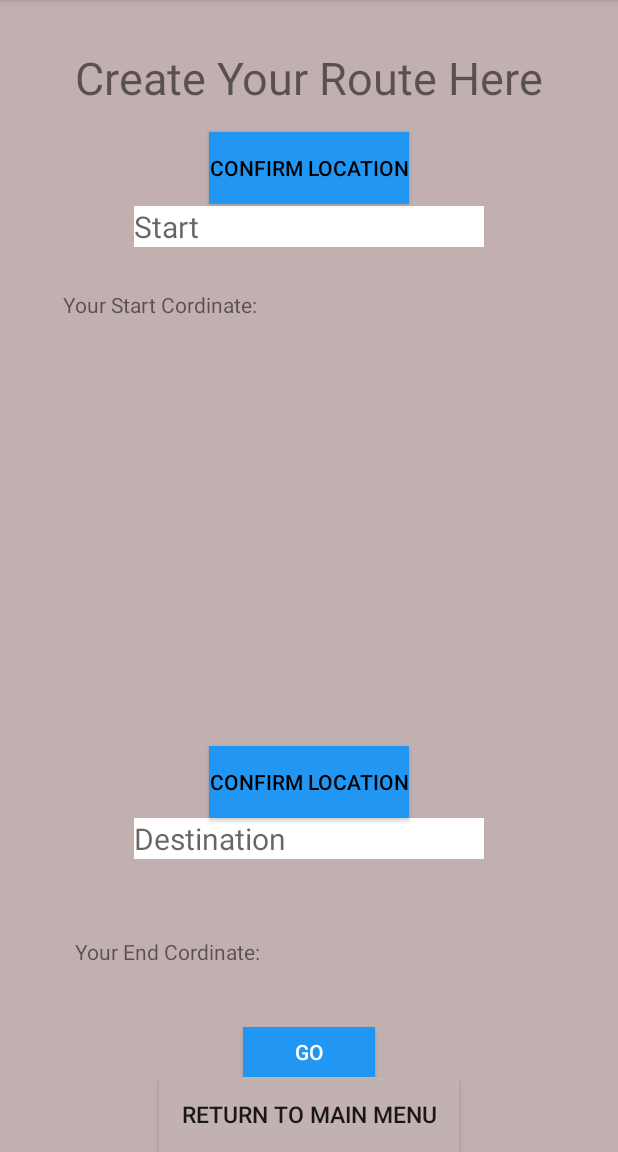
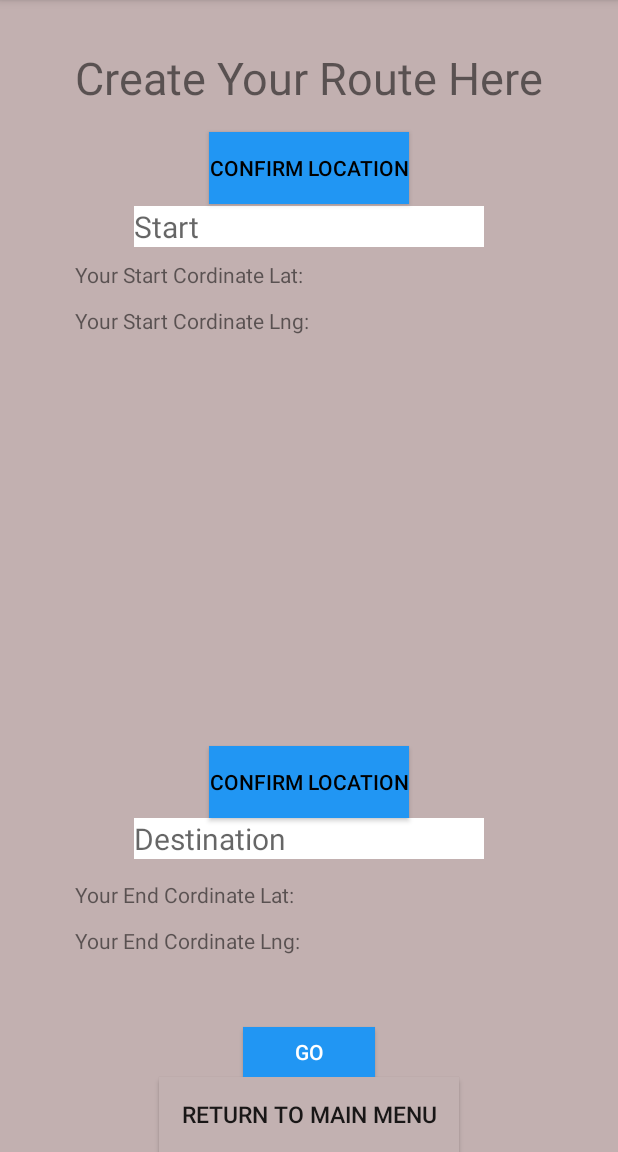
Before and after one commit to mrkoppy/MyAppFYP2, an Android app: the Driver_CrRoute screen opened directly, with no data from a screen before it, on a phone screen of 412 x 824 dp, the part 84-1236 px from its top. Run offline under Robolectric (Android 15) with nearby library versions, the light colour scheme and no system bars.

Commit message:
- register route link into database - on proceed to trip database

```diff
--- a/app/src/main/java/com/example/mrkoppy/myappfyp/Driver_CrRoute.java
+++ b/app/src/main/java/com/example/mrkoppy/myappfyp/Driver_CrRoute.java
@@ -27,7 +27,8 @@ import org.json.JSONObject;
 public class Driver_CrRoute extends AppCompatActivity {
     Button btnShowCoord1,btnShowCoord2;
     EditText edtAddress1,edtAddress2;
-    TextView txtCoord1,txtCoord2;
+    TextView txtCoord1_lat,txtCoord1_lng,txtCoord2_lat,txtCoord2_lng,txtCoord2;
+    private String str_startname,str_endname,str_latstartlocation ,str_lngstartlocation,str_latnendlocation,str_lngendlocation,type;
 
 
     @Override
@@ -39,8 +40,10 @@ public class Driver_CrRoute extends AppCompatActivity {
         btnShowCoord2 = (Button)findViewById(R.id.buttonEndGetCoordinate);
         edtAddress1 = (EditText)findViewById(R.id.etStartMyDriver);
         edtAddress2 = (EditText)findViewById(R.id.etDestinationMyDriver);
-        txtCoord1 = (TextView)findViewById(R.id.textCordinate1);
-        txtCoord2 = (TextView)findViewById(R.id.textCordinate2);
+        txtCoord1_lat = (TextView)findViewById(R.id.textCordinate1_lat);
+        txtCoord1_lng = (TextView)findViewById(R.id.textCordinate1_lng);
+        txtCoord2_lat = (TextView) findViewById(R.id.textCordinate2_lat);
+        txtCoord2_lng = (TextView)findViewById(R.id.textCordinate2_lng);
 
 
         btnShowCoord1.setOnClickListener(new View.OnClickListener() {
@@ -55,7 +58,7 @@ public class Driver_CrRoute extends AppCompatActivity {
                 @Override
                 protected void onPreExecute() {
                     super.onPreExecute();
-                    dialog.setMessage("Please wait....");
+                    dialog.setMessage("Please wait..");
                     dialog.setCanceledOnTouchOutside(false);
                     dialog.show();
                 }
@@ -87,8 +90,8 @@ public class Driver_CrRoute extends AppCompatActivity {
                         String lng = ((JSONArray)jsonObject.get("results")).getJSONObject(0).getJSONObject("geometry")
                                 .getJSONObject("location").get("lng").toString();
 
-                        txtCoord1.setText(String.format("Lat for coordinate1 : %s \n" +
-                                "Lng for coordinate1 : %s ",lat,lng));
+                        txtCoord1_lat.setText(String.format("%s",lat));
+                        txtCoord1_lng.setText(String.format("%s",lng));
 
 
                         if(dialog.isShowing())
@@ -147,8 +150,11 @@ public class Driver_CrRoute extends AppCompatActivity {
                         String lng = ((JSONArray)jsonObject.get("results")).getJSONObject(0).getJSONObject("geometry")
                                 .getJSONObject("location").get("lng").toString();
 
-                        txtCoord2.setText(String.format("Lat for coordinate2 : %s \n" +
-                                "Lng for coordinate1 : %s ",lat,lng));
+                        txtCoord2_lat.setText(String.format("%s",lat));
+                        txtCoord2_lng.setText(String.format("%s",lng));
+
+                        /*txtCoord2.setText(String.format("Lat for coordinate2 : %s \n" +
+                                "Lng for coordinate1 : %s ",lat,lng));*/
 
                         if(dialog.isShowing())
                             dialog.dismiss();
@@ -252,6 +258,19 @@ public class Driver_CrRoute extends AppCompatActivity {
         }
     }
 
+    public void btn_registerroute(View view){
+        str_startname = edtAddress1.getText().toString();
+        str_endname = edtAddress2.getText().toString();
+        str_latstartlocation = txtCoord1_lat.getText().toString() ;
+        str_lngstartlocation = txtCoord1_lng.getText().toString() ;
+        str_latnendlocation = txtCoord2_lat.getText().toString();
+        str_lngendlocation = txtCoord2_lng.getText().toString();
+        type = "register_route";
+
+        BackgroundWorker backgroundWorker = new BackgroundWorker(this);
+        backgroundWorker.execute(type, str_startname, str_endname,str_latstartlocation,str_lngstartlocation,str_latnendlocation,str_lngendlocation);
+    }
+
 
 
     public void btn_redirect_main_menu_driver_cr_route(View view){
--- a/app/src/main/res/layout/activity_driver__cr_route.xml
+++ b/app/src/main/res/layout/activity_driver__cr_route.xml
@@ -66,7 +66,8 @@
         android:layout_centerHorizontal="true"
         android:background="#2196F3"
         android:text="@string/go"
-        android:textColor="#fff" />
+        android:textColor="#fff"
+        android:onClick="btn_registerroute"/>
 
     <Button
         android:id="@+id/btnRedMMMydriver_cr_route"
@@ -80,26 +81,44 @@
         android:textSize="15sp" />
 
     <TextView
-        android:id="@+id/textCordinate1"
+        android:id="@+id/textCordinate1_lat"
         android:layout_width="wrap_content"
         android:layout_height="wrap_content"
-        android:layout_alignParentStart="true"
         android:layout_alignParentTop="true"
-        android:layout_marginStart="42dp"
-        android:layout_marginTop="193dp"
-        android:text="Your Start Cordinate: "
-        android:layout_alignParentLeft="true"
-        android:layout_marginLeft="42dp" />
+        android:layout_alignStart="@+id/cr8route"
+        android:layout_marginTop="173dp"
+        android:text="Your Start Cordinate Lat: "
+        android:layout_alignLeft="@+id/cr8route" />
+
+    <TextView
+        android:id="@+id/textCordinate1_lng"
+        android:layout_width="wrap_content"
+        android:layout_height="wrap_content"
+        android:layout_alignParentTop="true"
+        android:layout_alignStart="@+id/cr8route"
+        android:layout_marginTop="204dp"
+        android:text="Your Start Cordinate Lng: "
+        android:layout_alignLeft="@+id/cr8route" />
 
 
     <TextView
-        android:id="@+id/textCordinate2"
+        android:id="@+id/textCordinate2_lat"
         android:layout_width="wrap_content"
         android:layout_height="wrap_content"
         android:layout_alignParentBottom="true"
         android:layout_alignStart="@+id/cr8route"
-        android:layout_marginBottom="124dp"
-        android:text="Your End Cordinate: "
+        android:layout_marginBottom="162dp"
+        android:text="Your End Cordinate Lat: "
+        android:layout_alignLeft="@+id/cr8route" />
+
+    <TextView
+        android:id="@+id/textCordinate2_lng"
+        android:layout_width="wrap_content"
+        android:layout_height="wrap_content"
+        android:layout_alignParentBottom="true"
+        android:layout_alignStart="@+id/cr8route"
+        android:layout_marginBottom="131dp"
+        android:text="Your End Cordinate Lng: "
         android:layout_alignLeft="@+id/cr8route" />
 
     <Button
```
Also changed, not shown: app/src/main/java/com/example/mrkoppy/myappfyp/BackgroundWorker.java (+60 -1 lines).
